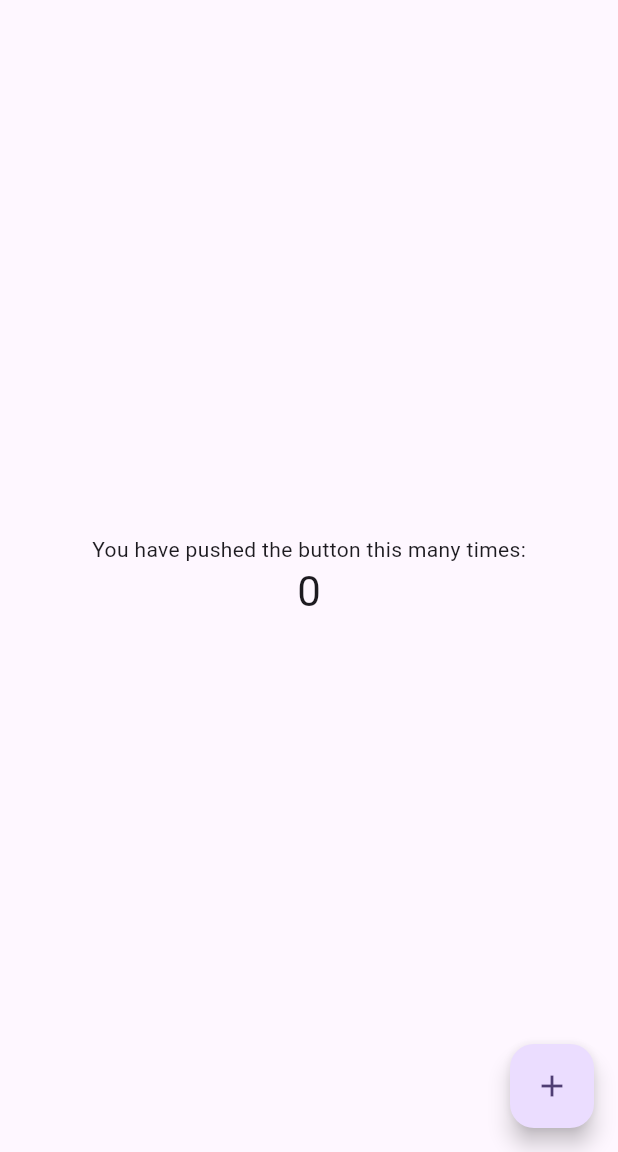
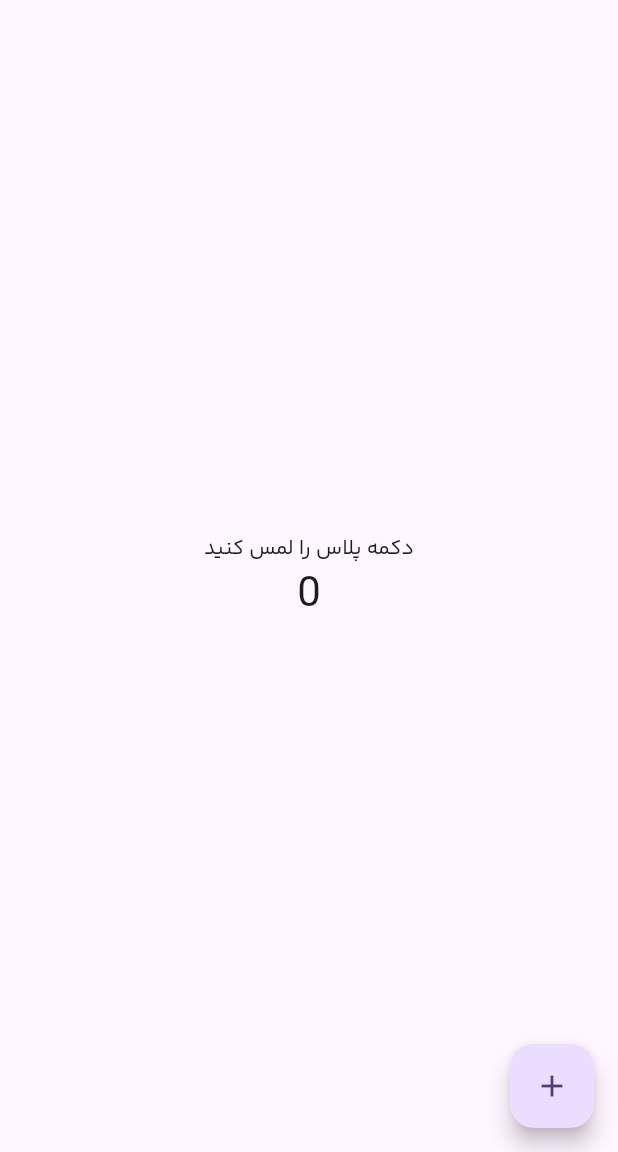
Before and after one commit to aminesmkhani/ecommerce-apk, a Flutter app: the screen it shows after launch, on a phone screen of 412 x 824 dp, the part 84-1236 px from its top. Run offline on Flutter 3.47's test engine with Material 3 defaults, Android fonts, the phone set to English and light mode, and no system bars.

Commit message:
define bakh font to project!

```diff
--- a/lib/main.dart
+++ b/lib/main.dart
@@ -29,6 +29,7 @@ class MyApp extends StatelessWidget {
         // This works for code too, not just values: Most code changes can be
         // tested with just a hot reload.
         colorScheme: ColorScheme.fromSeed(seedColor: Colors.deepPurple),
+        textTheme: TextTheme(bodyMedium: TextStyle(fontFamily: 'Bakh')),
         useMaterial3: true,
       ),
       home: const MyHomePage(title: 'Flutter Demo Home Page'),
@@ -106,7 +107,7 @@ class _MyHomePageState extends State<MyHomePage> {
           mainAxisAlignment: MainAxisAlignment.center,
           children: <Widget>[
             const Text(
-              'You have pushed the button this many times:',
+              'دکمه پلاس را لمس کنید',
             ),
             Text(
               '$_counter',
```
Also changed, not shown: pubspec.yaml (+6 -6 lines).
